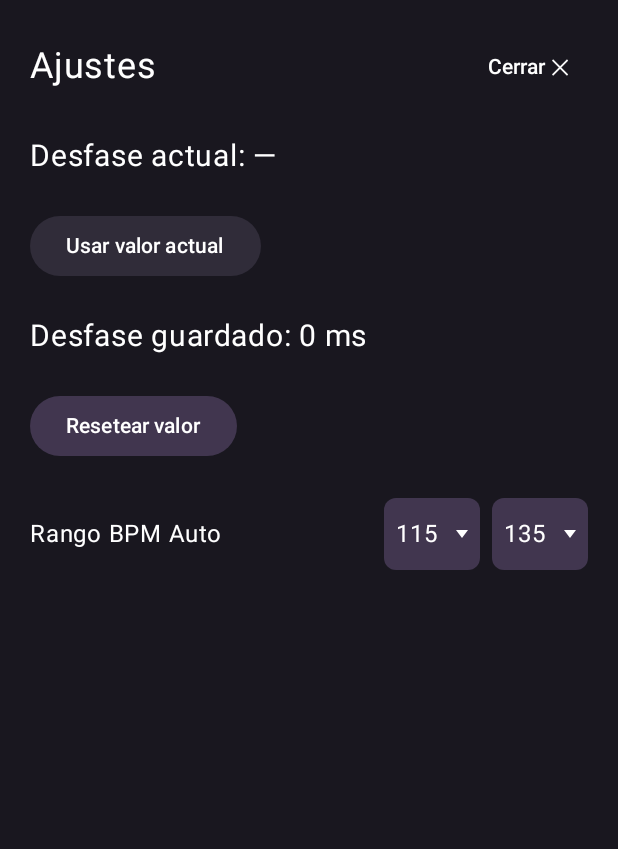
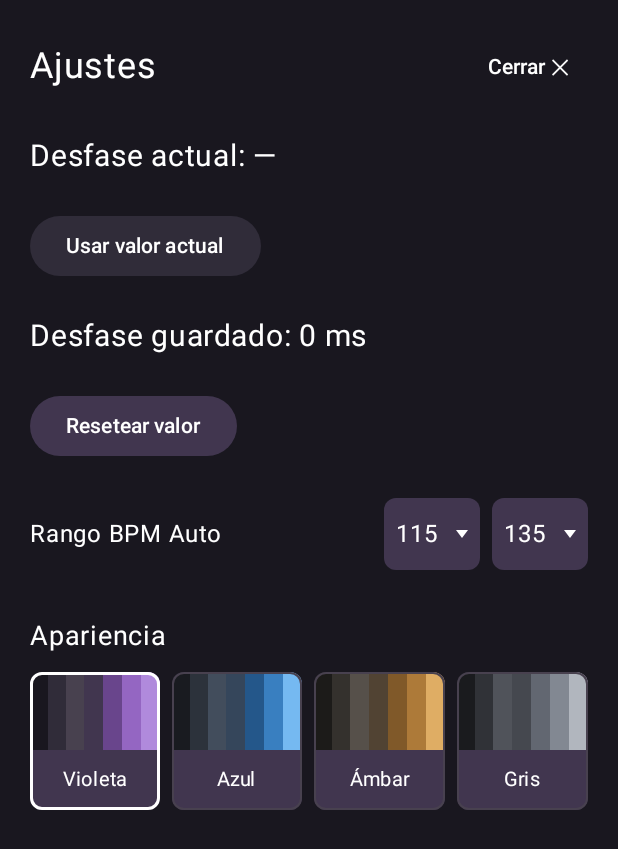
Before and after one commit to hunnai/hnn, an Android app built with Jetpack Compose: the screen it shows after launch (MainActivity), after a tap on "Ajustes", on a phone screen of 412 x 824 dp. Shown: the top 849 px of the screen. Run offline under Robolectric (Android 15) with nearby library versions, the phone set to English and light mode, and no system bars; 1 statement that could not run was skipped; 1 other tap on this screen came first.

Commit message:
Add four persistent color appearances with striped previews

```diff
--- /dev/null
+++ b/app/src/main/java/com/example/soinubiderxl/Appearance.kt
@@ -0,0 +1,51 @@
+package com.example.soinubiderxl
+
+import androidx.compose.runtime.staticCompositionLocalOf
+import androidx.compose.ui.graphics.Color
+
+data class SoinuPalette(
+    val background: Color,
+    val control: Color,
+    val empty: Color,
+    val lit: Color,
+    val recording: Color,
+    val playing: Color,
+    val paused: Color
+) {
+    val foreground = Color.White
+    val previewStripes: List<Color>
+        get() = listOf(background, empty, paused, control, playing, recording, lit)
+}
+
+enum class Appearance(val preference: String, val title: String, val palette: SoinuPalette) {
+    VIOLET("violeta", "Violeta", SoinuPalette(
+        background = SoinuConfiguration.background,
+        control = SoinuConfiguration.control,
+        empty = SoinuConfiguration.empty,
+        lit = SoinuConfiguration.lit,
+        recording = SoinuConfiguration.recording,
+        playing = SoinuConfiguration.playing,
+        paused = SoinuConfiguration.paused
+    )),
+    BLUE("azul", "Azul", SoinuPalette(
+        background = Color(0xFF191B20), control = Color(0xFF35465B),
+        empty = Color(0xFF2C323B), lit = Color(0xFF75B9F1),
+        recording = Color(0xFF397FC0), playing = Color(0xFF24578A), paused = Color(0xFF424D5C)
+    )),
+    AMBER("ambar", "Ámbar", SoinuPalette(
+        background = Color(0xFF1C1B19), control = Color(0xFF514333),
+        empty = Color(0xFF34312D), lit = Color(0xFFDFAD64),
+        recording = Color(0xFFAD7A39), playing = Color(0xFF805929), paused = Color(0xFF56504A)
+    )),
+    GRAY("gris", "Gris", SoinuPalette(
+        background = Color(0xFF1A1B1E), control = Color(0xFF45484F),
+        empty = Color(0xFF303237), lit = Color(0xFFB1B6BE),
+        recording = Color(0xFF828892), playing = Color(0xFF626771), paused = Color(0xFF50535A)
+    ));
+
+    companion object {
+        fun fromPreference(value: String?): Appearance = entries.firstOrNull { it.preference == value } ?: VIOLET
+    }
+}
+
+val LocalSoinuPalette = staticCompositionLocalOf { Appearance.VIOLET.palette }
--- a/app/src/main/java/com/example/soinubiderxl/MainActivity.kt
+++ b/app/src/main/java/com/example/soinubiderxl/MainActivity.kt
@@ -12,6 +12,7 @@ import androidx.activity.compose.rememberLauncherForActivityResult
 import androidx.activity.compose.setContent
 import androidx.activity.enableEdgeToEdge
 import androidx.activity.result.contract.ActivityResultContracts
+import androidx.compose.foundation.BorderStroke
 import androidx.compose.foundation.Canvas
 import androidx.compose.foundation.background
 import androidx.compose.foundation.clickable
@@ -20,6 +21,8 @@ import androidx.compose.foundation.gestures.awaitFirstDown
 import androidx.compose.foundation.gestures.detectTapGestures
 import androidx.compose.foundation.layout.*
 import androidx.compose.foundation.rememberScrollState
+import androidx.compose.foundation.selection.selectable
+import androidx.compose.foundation.selection.selectableGroup
 import androidx.compose.foundation.shape.RoundedCornerShape
 import androidx.compose.foundation.verticalScroll
 import androidx.compose.material3.*
@@ -58,17 +61,19 @@ class MainActivity : ComponentActivity() {
         )
         window.addFlags(WindowManager.LayoutParams.FLAG_KEEP_SCREEN_ON)
         setContent {
+            val palette = controller.state.appearance.palette
+            CompositionLocalProvider(LocalSoinuPalette provides palette) {
             MaterialTheme(colorScheme = darkColorScheme(
-                primary = SoinuConfiguration.lit,
-                onPrimary = SoinuConfiguration.foreground,
-                onPrimaryContainer = SoinuConfiguration.foreground,
-                onSurfaceVariant = SoinuConfiguration.foreground,
-                background = SoinuConfiguration.background,
-                surface = SoinuConfiguration.background,
-                onBackground = SoinuConfiguration.foreground,
-                onSurface = SoinuConfiguration.foreground
+                primary = palette.lit,
+                onPrimary = palette.foreground,
+                onPrimaryContainer = palette.foreground,
+                onSurfaceVariant = palette.foreground,
+                background = palette.background,
+                surface = palette.background,
+                onBackground = palette.foreground,
+                onSurface = palette.foreground
             )) {
-                CompositionLocalProvider(LocalContentColor provides SoinuConfiguration.foreground) {
+                CompositionLocalProvider(LocalContentColor provides palette.foreground) {
                 val permission = rememberLauncherForActivityResult(
                     ActivityResultContracts.RequestPermission()
                 ) { allowed ->
@@ -86,6 +91,7 @@ class MainActivity : ComponentActivity() {
                 SoinuScreen(controller)
                 }
             }
+            }
         }
     }
     override fun onStart() { super.onStart(); controller.onVisible() }
@@ -94,15 +100,17 @@ class MainActivity : ComponentActivity() {
 
 @Composable
 private fun SoinuScreen(controller: SoinuController) {
+    val palette = LocalSoinuPalette.current
     val state = controller.state
     var settings by rememberSaveable { mutableStateOf(false) }
     var touching by remember { mutableStateOf(setOf<Int>()) }
     BackHandler(enabled = settings) { settings = false }
     if (settings) {
         SettingsScreen(state, { settings = false }, controller::saveAdvance,
-            controller::resetSavedAdvance, controller::setAutoMinimum, controller::setAutoMaximum)
+            controller::resetSavedAdvance, controller::setAutoMinimum, controller::setAutoMaximum,
+            controller::setAppearance)
     } else {
-        BoxWithConstraints(Modifier.fillMaxSize().background(SoinuConfiguration.background).safeDrawingPadding()) {
+        BoxWithConstraints(Modifier.fillMaxSize().background(palette.background).safeDrawingPadding()) {
             // Conserva las proporciones de la referencia y permite desplazar
             // la pantalla en teléfonos pequeños y orientación horizontal.
             val contentHeight = maxOf(maxHeight, 520.dp)
@@ -144,12 +152,13 @@ private fun SoinuScreen(controller: SoinuController) {
     state.error?.let { message ->
         AlertDialog(onDismissRequest = controller::dismissError,
             title = { Text("SoinuBider XL") }, text = { Text(message) },
-            confirmButton = { TextButton(onClick = controller::dismissError) { Text("Aceptar", color = SoinuConfiguration.foreground) } })
+            confirmButton = { TextButton(onClick = controller::dismissError) { Text("Aceptar", color = palette.foreground) } })
     }
 }
 
 @Composable
 private fun GearButton(open: () -> Unit) {
+    val palette = LocalSoinuPalette.current
     Box(Modifier.size(44.dp).semantics { contentDescription = "Ajustes" }
         .clickable(role = Role.Button, onClick = open), contentAlignment = Alignment.Center) {
         Canvas(Modifier.size(27.dp)) {
@@ -165,19 +174,20 @@ private fun GearButton(open: () -> Unit) {
             }
             path.close()
             drawPath(path, Color(0xFF9B9C96))
-            drawCircle(SoinuConfiguration.background, radius * .39f, center)
+            drawCircle(palette.background, radius * .39f, center)
         }
     }
 }
 
 @Composable
 private fun TempoPanel(state: SoinuState, controller: SoinuController, height: Dp, scale: Float) {
+    val palette = LocalSoinuPalette.current
     Box(Modifier.fillMaxWidth().height(height)) {
         Canvas(Modifier.fillMaxSize()) {
             val top = 10.dp.toPx()
             val stroke = 1.dp.toPx()
             val captionGap = 50.dp.toPx()
-            val color = SoinuConfiguration.paused
+            val color = palette.paused
             drawLine(color, Offset(0f, top), Offset((size.width - captionGap) / 2, top), stroke)
             drawLine(color, Offset((size.width + captionGap) / 2, top), Offset(size.width, top), stroke)
             drawLine(color, Offset(stroke / 2, top), Offset(stroke / 2, size.height), stroke)
@@ -188,8 +198,8 @@ private fun TempoPanel(state: SoinuState, controller: SoinuController, height: D
         Row(Modifier.fillMaxSize().padding(start = 10.dp, end = 10.dp, top = 28.dp, bottom = 10.dp),
             verticalAlignment = Alignment.CenterVertically, horizontalArrangement = Arrangement.spacedBy(8.dp)) {
             val selected = state.mode == TempoMode.AUTOMATIC
-            Surface(color = if (selected) SoinuConfiguration.lit else SoinuConfiguration.control,
-                contentColor = SoinuConfiguration.foreground,
+            Surface(color = if (selected) palette.lit else palette.control,
+                contentColor = palette.foreground,
                 shape = RoundedCornerShape(8.dp), modifier = Modifier.width(74.dp * scale).fillMaxHeight()
                     .clickable(role = Role.Button, onClick = controller::auto)) {
                 Box(Modifier.fillMaxSize(), contentAlignment = Alignment.Center) { Text("AUTO", fontSize = (15 * scale).sp) }
@@ -204,8 +214,9 @@ private fun TempoPanel(state: SoinuState, controller: SoinuController, height: D
 
 @Composable
 private fun TapButton(selected: Boolean, controller: SoinuController, modifier: Modifier, textScale: Float) {
-    Surface(color = if (selected) SoinuConfiguration.lit else SoinuConfiguration.control,
-        contentColor = SoinuConfiguration.foreground,
+    val palette = LocalSoinuPalette.current
+    Surface(color = if (selected) palette.lit else palette.control,
+        contentColor = palette.foreground,
         shape = RoundedCornerShape(8.dp), modifier = modifier
             .semantics { role = Role.Button; onClick { controller.tap(SystemClock.uptimeMillis() / 1000.0); true } }
             .pointerInput(controller) {
@@ -225,6 +236,7 @@ private fun TapButton(selected: Boolean, controller: SoinuController, modifier:
 
 @Composable
 private fun BankPad(index: Int, controller: SoinuController, modifier: Modifier, textScale: Float, touching: (Boolean) -> Unit) {
+    val palette = LocalSoinuPalette.current
     val state = controller.state
     val bank = state.banks[index]
     var pressed by remember { mutableStateOf(false) }
@@ -232,13 +244,13 @@ private fun BankPad(index: Int, controller: SoinuController, modifier: Modifier,
     val duration = SoinuConfiguration.beats[index] / 2.0.pow(bank.divisions)
     val label = if (duration >= 1) "${duration.toInt()} beats" else "1/${(1 / duration).roundToInt()} beat"
     val color = when (bank.state) {
-        1, 2 -> SoinuConfiguration.recording
-        3 -> SoinuConfiguration.playing
-        4 -> SoinuConfiguration.paused
-        else -> SoinuConfiguration.empty
+        1, 2 -> palette.recording
+        3 -> palette.playing
+        4 -> palette.paused
+        else -> palette.empty
     }
-    Surface(color = if (pressed) SoinuConfiguration.lit else color,
-        contentColor = SoinuConfiguration.foreground,
+    Surface(color = if (pressed) palette.lit else color,
+        contentColor = palette.foreground,
         shape = RoundedCornerShape(8.dp), modifier = modifier
             .semantics {
                 role = Role.Button
@@ -284,10 +296,11 @@ private fun BankPad(index: Int, controller: SoinuController, modifier: Modifier,
 
 @Composable
 private fun ActionButton(label: String, kind: String, controller: SoinuController, modifier: Modifier, enabled: Boolean = true, textScale: Float = 1f) {
+    val palette = LocalSoinuPalette.current
     val scope = rememberCoroutineScope()
     var pressed by remember { mutableStateOf(false) }
-    Surface(color = if (pressed) SoinuConfiguration.lit else SoinuConfiguration.control,
-        contentColor = SoinuConfiguration.foreground,
+    Surface(color = if (pressed) palette.lit else palette.control,
+        contentColor = palette.foreground,
         shape = RoundedCornerShape(10.dp), modifier = modifier
             .semantics {
                 role = Role.Button
@@ -355,20 +368,22 @@ private fun SettingsScreen(
     save: () -> Unit,
     reset: () -> Unit,
     minimumChanged: (Int) -> Unit,
-    maximumChanged: (Int) -> Unit
+    maximumChanged: (Int) -> Unit,
+    appearanceChanged: (Appearance) -> Unit
 ) {
+    val palette = LocalSoinuPalette.current
     fun format(value: Double) = if (abs(value) < .5) "0 ms" else String.format(Locale.getDefault(), "%+.0f ms", value)
     val buttonColors = ButtonDefaults.buttonColors(
-        containerColor = SoinuConfiguration.control,
-        contentColor = SoinuConfiguration.foreground,
-        disabledContainerColor = SoinuConfiguration.empty,
-        disabledContentColor = SoinuConfiguration.foreground
+        containerColor = palette.control,
+        contentColor = palette.foreground,
+        disabledContainerColor = palette.empty,
+        disabledContentColor = palette.foreground
     )
-    Column(Modifier.fillMaxSize().background(SoinuConfiguration.background).safeDrawingPadding()
+    Column(Modifier.fillMaxSize().background(palette.background).safeDrawingPadding()
         .verticalScroll(rememberScrollState()).padding(20.dp), verticalArrangement = Arrangement.spacedBy(24.dp)) {
         Row(Modifier.fillMaxWidth(), verticalAlignment = Alignment.CenterVertically) {
             Text("Ajustes", Modifier.weight(1f), fontSize = 24.sp)
-            TextButton(onClick = close) { Text("Cerrar ✕", color = SoinuConfiguration.foreground) }
+            TextButton(onClick = close) { Text("Cerrar ✕", color = palette.foreground) }
         }
         Text("Desfase actual: ${state.currentAdvanceMS?.let(::format) ?: "—"}", fontSize = 20.sp)
         Button(onClick = save, enabled = state.currentAdvanceMS != null, colors = buttonColors) { Text("Usar valor actual") }
@@ -380,35 +395,70 @@ private fun SettingsScreen(
             BpmDropdown(state.autoRange.minimum, AutoBpmRange.minimumOptions, "BPM mínimo", minimumChanged)
             BpmDropdown(state.autoRange.maximum, AutoBpmRange.maximumOptions, "BPM máximo", maximumChanged)
         }
+        AppearanceSelector(state.appearance, appearanceChanged)
     }
 }
 
 @Composable
 private fun BpmDropdown(value: Int, options: List<Int>, description: String, changed: (Int) -> Unit) {
+    val palette = LocalSoinuPalette.current
     var expanded by remember { mutableStateOf(false) }
     Box {
-        Surface(color = SoinuConfiguration.control, contentColor = SoinuConfiguration.foreground,
+        Surface(color = palette.control, contentColor = palette.foreground,
             shape = RoundedCornerShape(8.dp), modifier = Modifier.width(64.dp).height(48.dp)
                 .semantics { contentDescription = description }
                 .clickable(role = Role.Button) { expanded = true }) {
             Row(Modifier.fillMaxSize().padding(horizontal = 8.dp), verticalAlignment = Alignment.CenterVertically,
                 horizontalArrangement = Arrangement.SpaceBetween) {
-                Text(value.toString(), color = SoinuConfiguration.foreground, fontSize = 16.sp)
+                Text(value.toString(), color = palette.foreground, fontSize = 16.sp)
                 Canvas(Modifier.size(8.dp, 5.dp)) {
                     val triangle = Path().apply {
                         moveTo(0f, 0f); lineTo(size.width, 0f); lineTo(size.width / 2, size.height); close()
                     }
-                    drawPath(triangle, SoinuConfiguration.foreground)
+                    drawPath(triangle, palette.foreground)
                 }
             }
         }
         DropdownMenu(expanded = expanded, onDismissRequest = { expanded = false }) {
             options.forEach { number ->
                 DropdownMenuItem(
-                    text = { Text(number.toString(), color = SoinuConfiguration.foreground) },
+                    text = { Text(number.toString(), color = palette.foreground) },
                     onClick = { expanded = false; changed(number) }
                 )
             }
         }
     }
 }
+
+@Composable
+private fun AppearanceSelector(selected: Appearance, changed: (Appearance) -> Unit) {
+    val palette = LocalSoinuPalette.current
+    Column(Modifier.fillMaxWidth().padding(top = 8.dp), verticalArrangement = Arrangement.spacedBy(12.dp)) {
+        Text("Apariencia", color = palette.foreground, fontSize = 18.sp)
+        Row(Modifier.fillMaxWidth().selectableGroup(), horizontalArrangement = Arrangement.spacedBy(8.dp)) {
+            Appearance.entries.forEach { appearance ->
+                val active = appearance == selected
+                Surface(
+                    color = palette.control,
+                    contentColor = palette.foreground,
+                    shape = RoundedCornerShape(8.dp),
+                    border = BorderStroke(if (active) 2.dp else 1.dp,
+                        if (active) palette.foreground else palette.paused),
+                    modifier = Modifier.weight(1f)
+                        .selectable(selected = active, role = Role.RadioButton,
+                            onClick = { changed(appearance) })
+                ) {
+                    Column(horizontalAlignment = Alignment.CenterHorizontally) {
+                        Row(Modifier.fillMaxWidth().height(52.dp)) {
+                            appearance.palette.previewStripes.forEach { color ->
+                                Box(Modifier.weight(1f).fillMaxHeight().background(color))
+                            }
+                        }
+                        Text(appearance.title, Modifier.padding(vertical = 8.dp),
+                            color = palette.foreground, fontSize = 13.sp, maxLines = 1)
+                    }
+                }
+            }
+        }
+    }
+}
--- a/app/src/main/java/com/example/soinubiderxl/SoinuController.kt
+++ b/app/src/main/java/com/example/soinubiderxl/SoinuController.kt
@@ -37,11 +37,22 @@ class SoinuController(application: Application) : AndroidViewModel(application)
     private val touching = mutableSetOf<Int>()
     private val suppressClick = mutableSetOf<Int>()
     private val actions = mutableSetOf<Action>()
-    var state by mutableStateOf(SoinuState(savedAdvanceMS = readSaved(), autoRange = readAutoRange()))
+    var state by mutableStateOf(SoinuState(savedAdvanceMS = readSaved(), autoRange = readAutoRange(),
+        appearance = readAppearance()))
         private set
 
     private fun readSaved(): Double = preferences.getString("advanceMS", "0")
         ?.toDoubleOrNull()?.takeIf { it.isFinite() && abs(it) <= 2000 } ?: 0.0
+
+    private fun readAppearance(): Appearance = runCatching {
+        Appearance.fromPreference(preferences.getString("appearance", null))
+    }.getOrDefault(Appearance.VIOLET)
+
+    fun setAppearance(appearance: Appearance) {
+        if (appearance == state.appearance) return
+        preferences.edit().putString("appearance", appearance.preference).apply()
+        state = state.copy(appearance = appearance)
+    }
 
     private fun readAutoRange(): AutoBpmRange = runCatching {
         AutoBpmRange(preferences.getInt("autoMinimum", 115), preferences.getInt("autoMaximum", 135))
--- a/app/src/main/java/com/example/soinubiderxl/SoinuState.kt
+++ b/app/src/main/java/com/example/soinubiderxl/SoinuState.kt
@@ -9,6 +9,7 @@ data class LoopBankState(
 data class SoinuState(
     val mode: TempoMode = TempoMode.AUTOMATIC,
     val autoRange: AutoBpmRange = AutoBpmRange(),
+    val appearance: Appearance = Appearance.VIOLET,
     val tempo: TempoEstimate? = null,
     val banks: List<LoopBankState> = List(6) { LoopBankState() },
     val inputPeak: Float = 0f,
```
Also changed, not shown: 5 other files.
